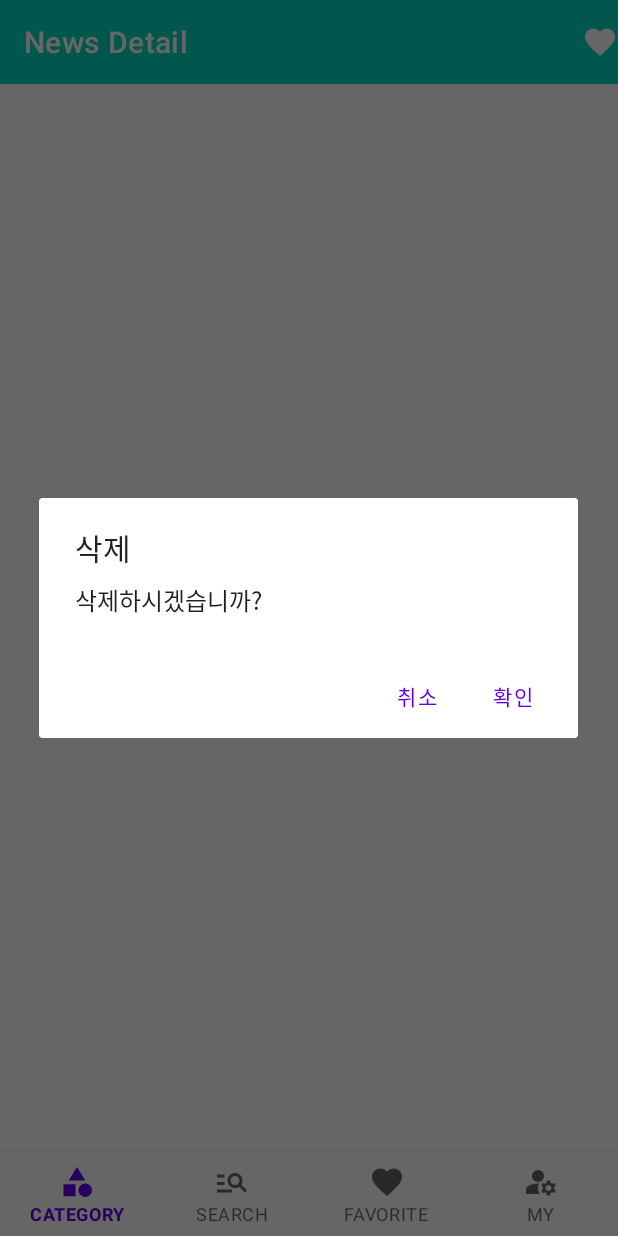
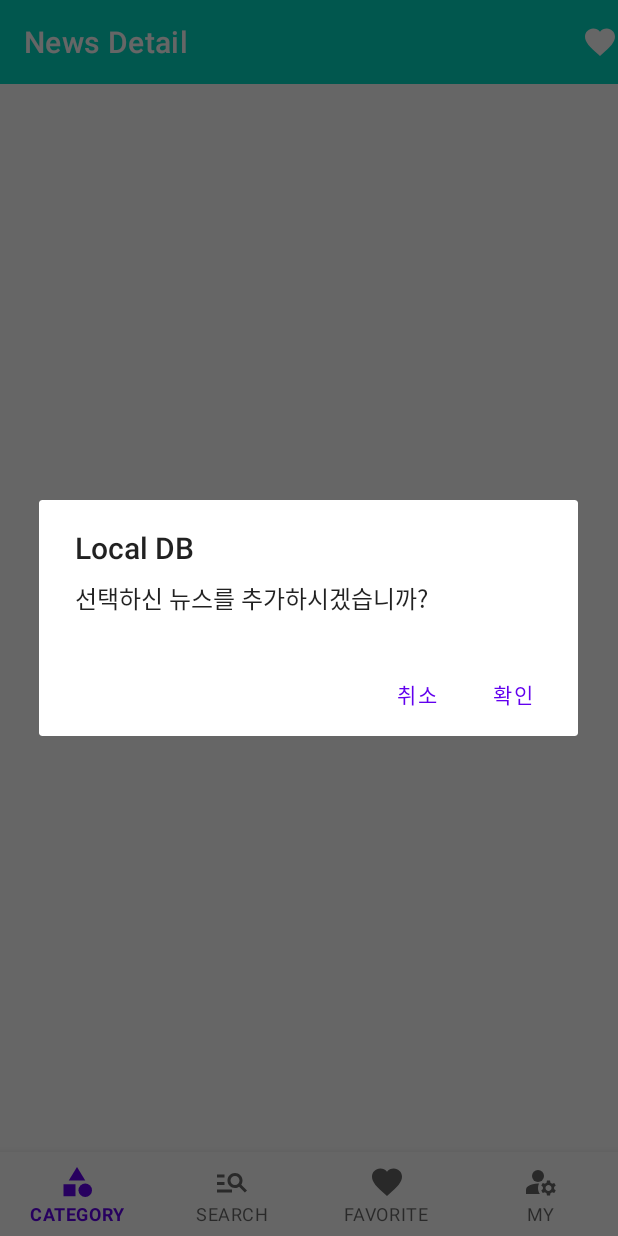
Before and after one commit to DavidKwon7/NewsViewerApp, an Android app: the fragment SearchDetailFragment placed in its activity, after a tap on an icon or button, on a phone screen of 412 x 824 dp. Run offline under Robolectric (Android 15) with nearby library versions, the phone set to English and light mode, and no system bars; our stand-ins replace Dagger/Hilt's generated code, data binding, navigation-ui, paging; 6 statements that could not run were skipped.

Commit message:
REFACTOR: 파일 위치 변경

```diff
--- a/app/src/main/java/com/example/newsviewerapp/ui/feature/detail/SearchDetailFragment.kt
+++ b/app/src/main/java/com/example/newsviewerapp/ui/feature/search_detail/SearchDetailFragment.kt
@@ -1,4 +1,4 @@
-package com.example.newsviewerapp.ui.feature.detail
+package com.example.newsviewerapp.ui.feature.search_detail
 
 import android.content.DialogInterface
 import android.os.Bundle
@@ -62,11 +62,11 @@ class SearchDetailFragment : Fragment() {
 
     private fun alertDialog() {
         val alertDialog = AlertDialog.Builder(requireContext())
-            .setTitle("삭제")
-            .setMessage("삭제하시겠습니까?")
+            .setTitle("Local DB")
+            .setMessage("선택하신 뉴스를 추가하시겠습니까?")
             .setPositiveButton("확인",
             DialogInterface.OnClickListener { dialogInterface, which ->
-                Toast.makeText(requireContext(), "삭제!", Toast.LENGTH_SHORT).show()
+                Toast.makeText(requireContext(), "추가 완료", Toast.LENGTH_SHORT).show()
                 searchDetailViewModel.insertNews(args.searchDataList)
             })
             .setNegativeButton("취소",
--- a/app/src/main/java/com/example/newsviewerapp/ui/feature/detail/SearchDetailViewModel.kt
+++ b/app/src/main/java/com/example/newsviewerapp/ui/feature/search_detail/SearchDetailViewModel.kt
@@ -1,17 +1,13 @@
-package com.example.newsviewerapp.ui.feature.detail
+package com.example.newsviewerapp.ui.feature.search_detail
 
 import androidx.lifecycle.ViewModel
 import androidx.lifecycle.viewModelScope
-import androidx.paging.PagingData
 import com.example.domain.entity.Article
 import com.example.domain.usecase.InsertNewsUseCase
-import com.example.newsviewerapp.ui.feature.category.CategoryState
 import dagger.hilt.android.lifecycle.HiltViewModel
 import kotlinx.coroutines.Dispatchers
-import kotlinx.coroutines.flow.Flow
 import kotlinx.coroutines.flow.MutableStateFlow
 import kotlinx.coroutines.flow.StateFlow
-import kotlinx.coroutines.flow.emptyFlow
 import kotlinx.coroutines.launch
 import javax.inject.Inject
 
--- /dev/null
+++ b/app/src/main/res/drawable/ic_baseline_delete_24.xml
@@ -0,0 +1,5 @@
+<vector android:height="24dp" android:tint="#000000"
+    android:viewportHeight="24" android:viewportWidth="24"
+    android:width="24dp" xmlns:android="http://schemas.android.com/apk/res/android">
+    <path android:fillColor="@android:color/white" android:pathData="M6,19c0,1.1 0.9,2 2,2h8c1.1,0 2,-0.9 2,-2V7H6v12zM19,4h-3.5l-1,-1h-5l-1,1H5v2h14V4z"/>
+</vector>
--- a/app/src/main/res/layout/activity_main.xml
+++ b/app/src/main/res/layout/activity_main.xml
@@ -16,7 +16,7 @@
             android:id="@+id/nav_host_fragment_container"
             android:name="androidx.navigation.fragment.NavHostFragment"
             android:layout_width="match_parent"
-            android:layout_height="match_parent"
+            android:layout_height="0dp"
             app:defaultNavHost="true"
             app:layout_constraintBottom_toTopOf="@id/bn_menu"
             app:layout_constraintHorizontal_bias="1.0"
--- a/app/src/main/res/layout/fragment_search_detail.xml
+++ b/app/src/main/res/layout/fragment_search_detail.xml
@@ -14,7 +14,7 @@
     <androidx.constraintlayout.widget.ConstraintLayout
         android:layout_width="match_parent"
         android:layout_height="match_parent"
-        tools:context=".ui.feature.detail.SearchDetailFragment">
+        tools:context=".ui.feature.search_detail.SearchDetailFragment">
 
         <androidx.appcompat.widget.Toolbar
             android:id="@+id/toolBar"
--- a/app/src/main/res/navigation/nav_graph.xml
+++ b/app/src/main/res/navigation/nav_graph.xml
@@ -23,7 +23,7 @@
 
     <fragment
     android:id="@+id/searchDetailFragment"
-    android:name="com.example.newsviewerapp.ui.feature.detail.SearchDetailFragment"
+    android:name="com.example.newsviewerapp.ui.feature.search_detail.SearchDetailFragment"
     android:label="fragment_search_detail"
     tools:layout="@layout/fragment_search_detail" >
 
```
Also changed, not shown: app/src/main/java/com/example/newsviewerapp/ui/feature/favorite/FavoriteFragment.kt (+26 -0 lines), app/src/main/res/layout/fragment_favorite.xml (+11 -1 lines).
